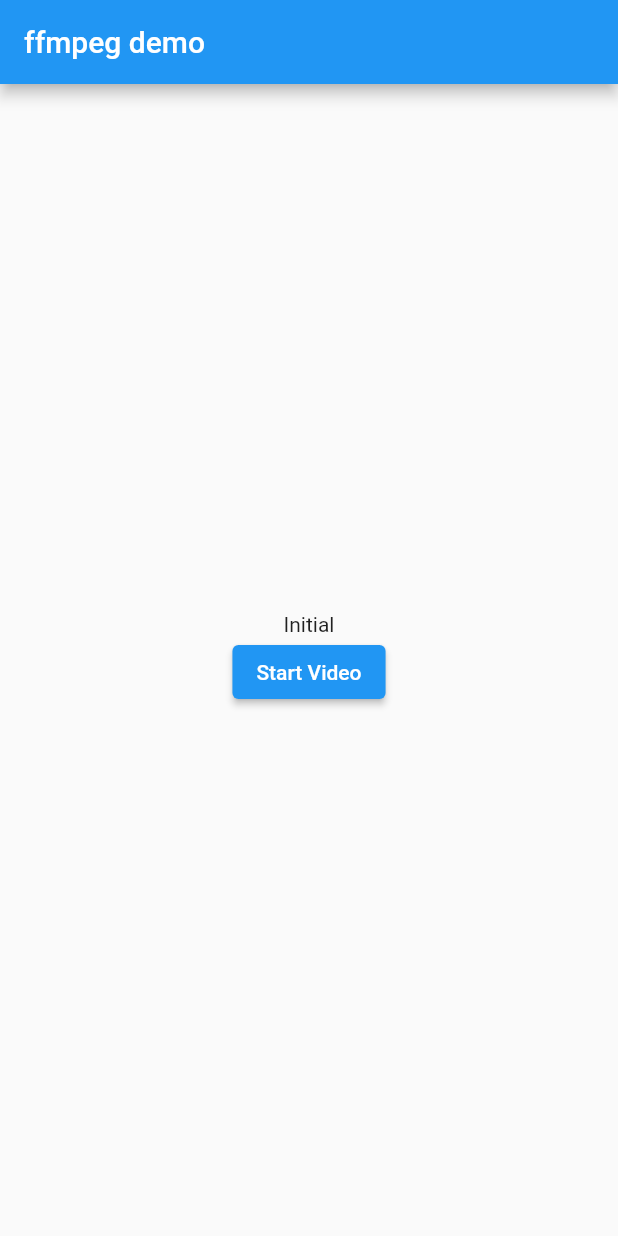
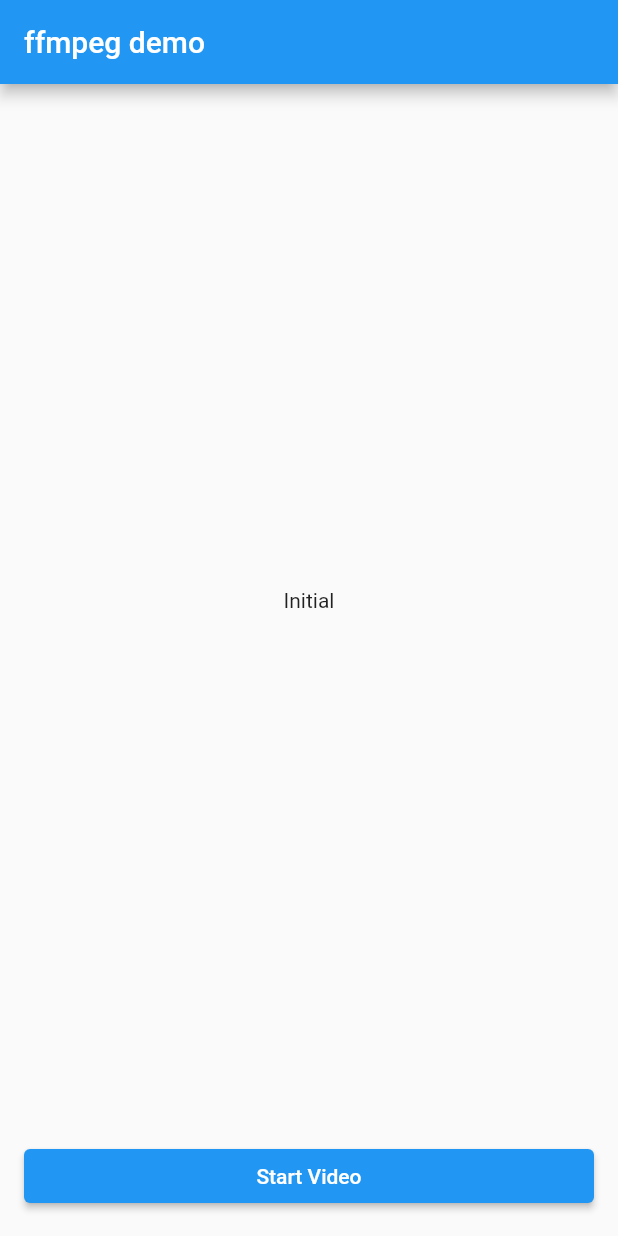
Before and after one commit to YannMancel/LazyCam, a Flutter app: the screen it shows after launch, on a phone screen of 412 x 824 dp. Run offline on Flutter 3.47's test engine with Material 2 defaults, Android fonts, the phone set to English and light mode, and no system bars; our stand-ins replace flutter_hooks, flutter_riverpod, hooks_riverpod.

Commit message:
✨ feat: update UI

```diff
--- a/lib/pages/home_page.dart
+++ b/lib/pages/home_page.dart
@@ -21,15 +21,29 @@ class HomePage extends HookWidget {
       ),
       body: Center(
         child: Column(
-          mainAxisAlignment: MainAxisAlignment.center,
-          children: <Widget>[
-            const Text('Initial'),
-            ElevatedButton(
-              onPressed: () {
-                context.read(videoControllerProvider).startVideo();
-              },
-              child: const Text('Start Video'),
-            )
+          children: [
+            Expanded(
+              child: Align(
+                child: const Text(
+                  'Initial',
+                ),
+              ),
+            ),
+            Row(
+              children: [
+                Expanded(
+                  child: Padding(
+                    padding: EdgeInsets.all(16.0),
+                    child: ElevatedButton(
+                      onPressed: () {
+                        context.read(videoControllerProvider).startVideo();
+                      },
+                      child: const Text('Start Video'),
+                    ),
+                  ),
+                ),
+              ],
+            ),
           ],
         ),
       ),
```
